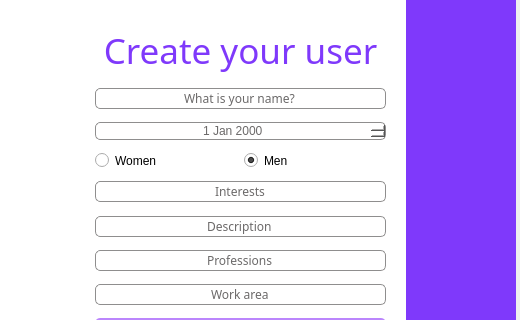
First picture: the form in Proyecto/createuser.ui, repository GeraldineDiaz02/Proyecto, before the edit; both pictures show x 395 to 915 and y 94 to 414 of the 915 by 600 pixel window.
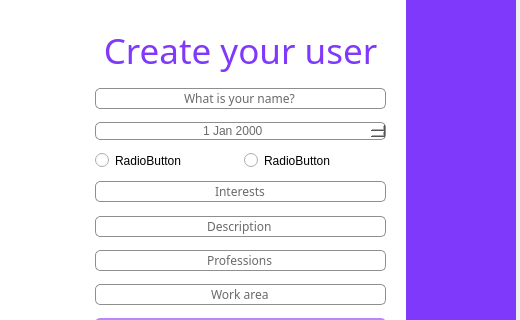
Second picture: the form after the edit.

Patch:
```diff
--- a/Proyecto/createuser.ui
+++ b/Proyecto/createuser.ui
@@ -154,17 +154,14 @@
          <item>
           <widget class="QRadioButton" name="women">
            <property name="text">
-            <string>Women</string>
+            <string>RadioButton</string>
            </property>
           </widget>
          </item>
          <item>
           <widget class="QRadioButton" name="men">
            <property name="text">
-            <string>Men</string>
-           </property>
-           <property name="checked">
-            <bool>true</bool>
+            <string>RadioButton</string>
            </property>
           </widget>
          </item>
```
Left out of the diff: 4 changed lines with no effect on the pictures.
